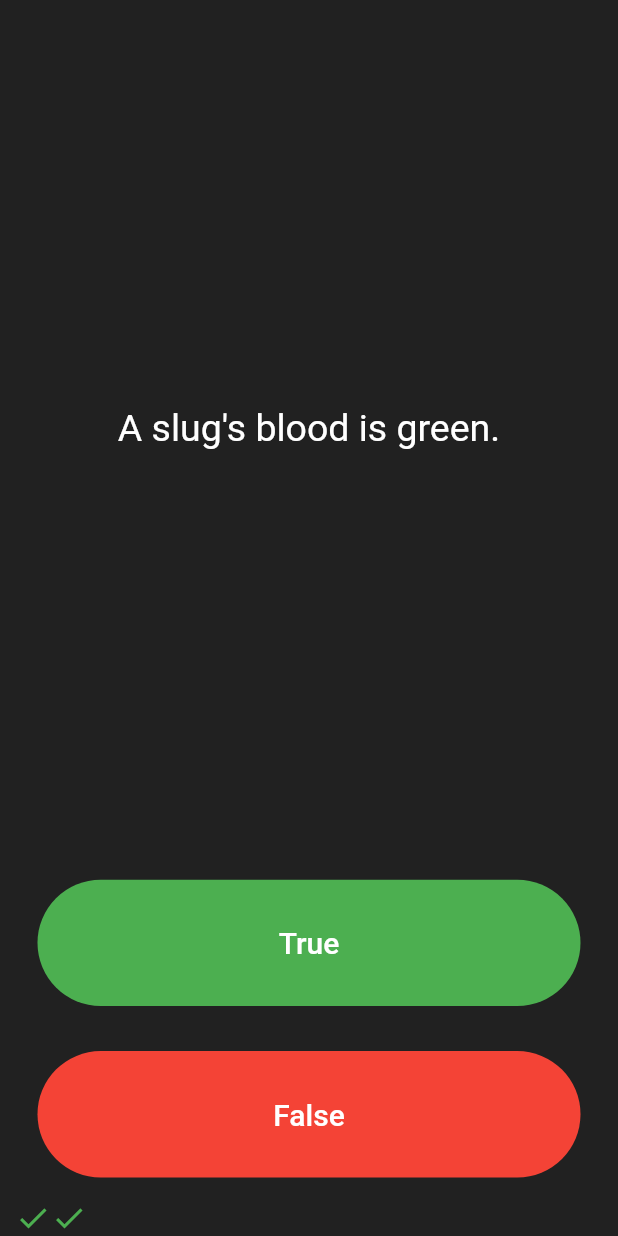
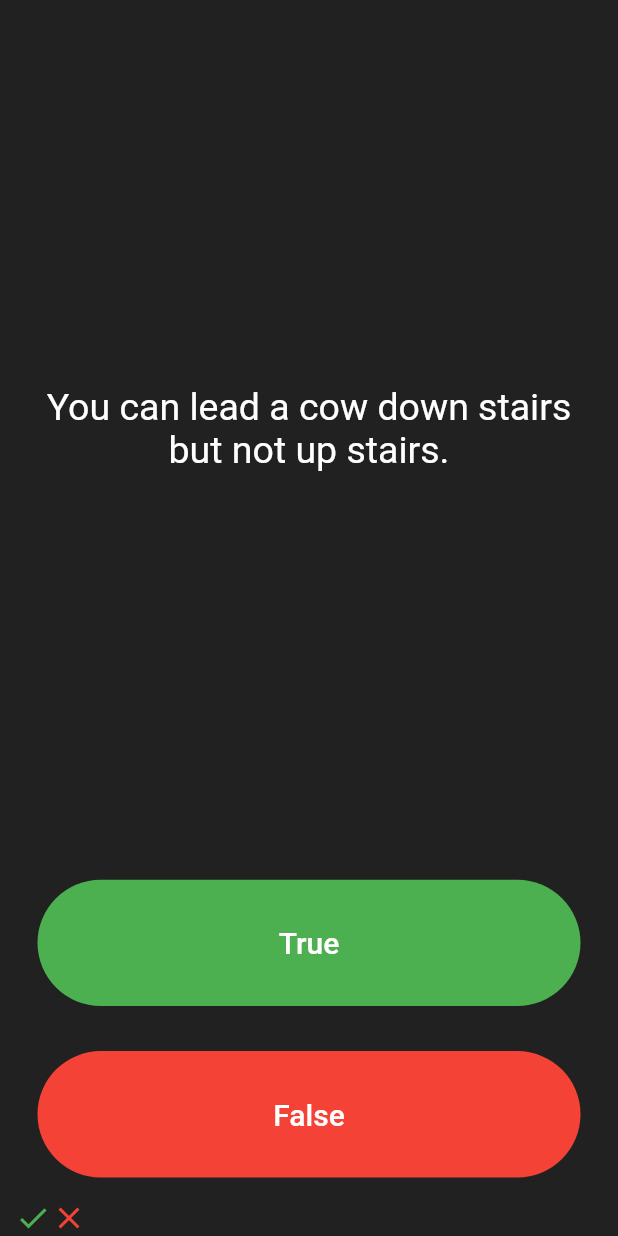
Before and after one commit to TimaevVladislav/flutter_quizzler, a Flutter app: the screen it shows after launch, after a tap on "True", after a tap on "False", on a phone screen of 412 x 824 dp. Run offline on Flutter 3.47's test engine with Material 2 defaults, Android fonts, the phone set to English and light mode, and no system bars.

Commit message:
add:question module

```diff
--- a/lib/main.dart
+++ b/lib/main.dart
@@ -1,4 +1,5 @@
 import 'package:flutter/material.dart';
+import 'question.dart';
 
 void main() => runApp(Quizzler());
 
@@ -25,17 +26,18 @@ class QuizPage extends StatefulWidget {
 }
 
 class _QuizPageState extends State<QuizPage> {
+  int questionId = 0;
   List<Icon> icons = [];
-  List<String> questions = [
-    'You can lead a cow down stairs but not up stairs.',
-    'Approximately one quarter of human bones are in the feet.',
-    'A slug\'s blood is green.'
+  List<Question> questions = [
+    Question(q: 'You can lead a cow down stairs but not up stairs.', a: false),
+    Question(
+        q: 'Approximately one quarter of human bones are in the feet.',
+        a: true),
+    Question(q: 'A slug\'s blood is green.', a: true)
   ];
-  int questionId = 0;
 
-  void nextQuestion(icon, color) {
-    questionId++;
-    icons.add(Icon(Icons.check, color: Colors.green));
+  void showIconQuestion(icon, color) {
+    icons.add(Icon(icon, color: color));
   }
 
   @override
@@ -50,7 +52,7 @@ class _QuizPageState extends State<QuizPage> {
               padding: EdgeInsets.all(10.0),
               child: Center(
                 child: Text(
-                  questions[questionId],
+                  questions[questionId].question,
                   textAlign: TextAlign.center,
                   style: TextStyle(fontSize: 25.0, color: Colors.white),
                 ),
@@ -71,7 +73,8 @@ class _QuizPageState extends State<QuizPage> {
                     )),
                 onPressed: () {
                   setState(() {
-                    nextQuestion(Icons.check, Colors.green);
+                    questions[questionId].answer;
+                    showIconQuestion(Icons.check, Colors.green);
                   });
                 },
               ),
@@ -93,7 +96,7 @@ class _QuizPageState extends State<QuizPage> {
                 ),
                 onPressed: () {
                   setState(() {
-                    nextQuestion(Icons.close, Colors.red);
+                    showIconQuestion(Icons.close, Colors.red);
                   });
                 },
               ),
--- /dev/null
+++ b/lib/question.dart
@@ -0,0 +1,9 @@
+class Question {
+  String question = "";
+  bool answer = false;
+
+  Question({q, a}) {
+    question = q;
+    answer = a;
+  }
+}
```
